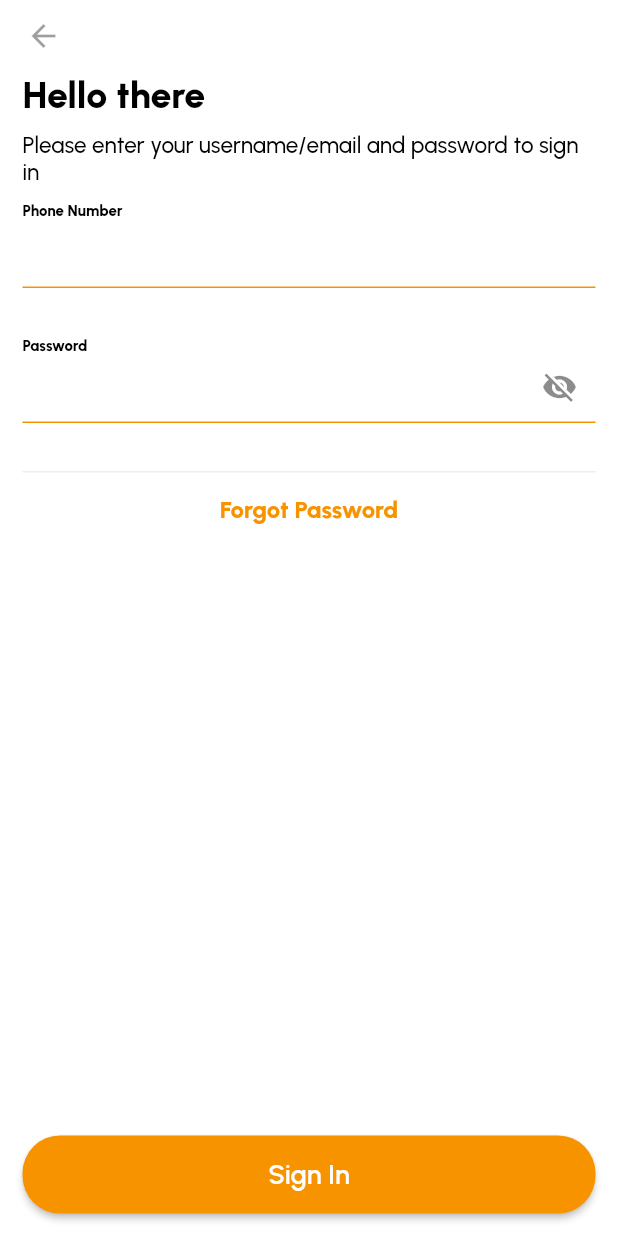
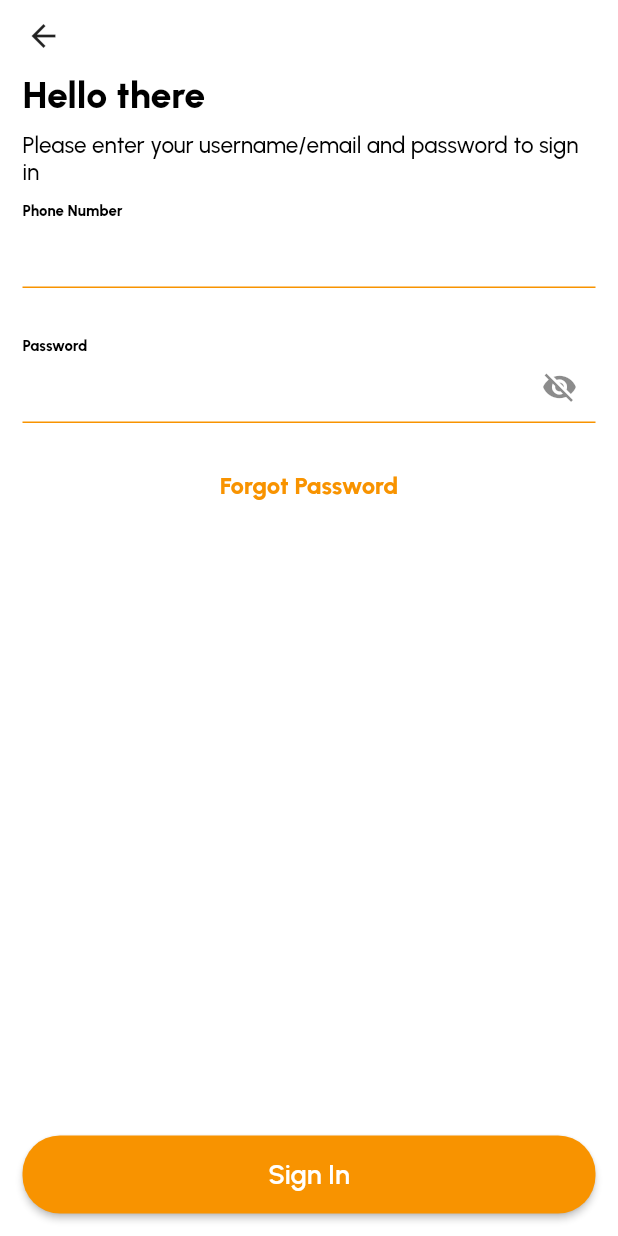
Before and after one commit to EProject04/BookManagement-Fe, a Flutter app: the screen it shows after launch, after a tap on "I Already Have an Account", on a phone screen of 412 x 824 dp. Run offline on Flutter 3.47's test engine with Material 2 defaults, Android fonts, the phone set to English and light mode, and no system bars; our stand-ins replace device_preview, equatable, get, get_storage, google_fonts, iconly and 1 more; network calls fail; key blocks and very long unbroken strings in the code were emptied for the run.

Commit message:
update new way app

```diff
--- a/lib/app/view/forget_password/forget_password_view.dart
+++ b/lib/app/view/forget_password/forget_password_view.dart
@@ -21,8 +21,10 @@ class ForgetPasswordPage extends StatelessWidget {
               Container(
                 margin: const EdgeInsets.fromLTRB(5, 0, 15, 0),
                 alignment: Alignment.bottomLeft,
-                child: const IconButton(
-                    onPressed: null, icon: Icon(Icons.arrow_back)),
+                child:  IconButton(
+                    onPressed: (){
+                      Get.back();
+                    }, icon: Icon(Icons.arrow_back)),
               ),
               Container(
                 margin: const EdgeInsets.fromLTRB(15, 0, 15, 0),
--- a/lib/app/view/login/login_view.dart
+++ b/lib/app/view/login/login_view.dart
@@ -1,4 +1,5 @@
 import 'package:flutter/material.dart';
+import 'package:frame/app/view/forget_password/forget_password_view.dart';
 import 'package:get/get.dart';
 import 'package:google_fonts/google_fonts.dart';
 
@@ -51,7 +52,11 @@ class LoginPage extends StatelessWidget {
               Container(
                 margin: const EdgeInsets.fromLTRB(5, 0, 15, 0),
                 alignment: Alignment.bottomLeft,
-                child: const IconButton(onPressed: null, icon: Icon(Icons.arrow_back)),
+                child:  IconButton(
+                    onPressed: (){
+                      Get.back();
+                    },
+                    icon: Icon(Icons.arrow_back)),
               ),
               Container(
                 margin: const EdgeInsets.fromLTRB(15, 0, 15, 0),
@@ -174,22 +179,27 @@ class LoginPage extends StatelessWidget {
                     ),
                   )
               ),
-              Container(
-                margin: const EdgeInsets.fromLTRB(15, 0, 15, 15),
-                decoration: const BoxDecoration(
-                    border: Border(
-                        bottom: BorderSide(
-                            color: Color.fromRGBO(238, 238, 238, 1)
-                        )
-                    )
-                ),
-              ),
-              const Text('Forgot Password', style: TextStyle(
-                  color: Color.fromRGBO(248, 147, 0, 1),
-                  fontSize: 16,
-                  fontWeight: FontWeight.w800,
-                  fontFamily: 'Urbanist'
+              // Container(
+              //   margin: const EdgeInsets.fromLTRB(15, 0, 15, 15),
+              //   decoration: const BoxDecoration(
+              //       border: Border(
+              //           bottom: BorderSide(
+              //               color: Color.fromRGBO(238, 238, 238, 1)
+              //           )
+              //       )
+              //   ),
+              // ),
+               InkWell(
+                 onTap: (){
+                   Get.to(ForgetPasswordPage());
+                 },
+                 child: Text('Forgot Password', style: TextStyle(
+                    color: Color.fromRGBO(248, 147, 0, 1),
+                    fontSize: 16,
+                    fontWeight: FontWeight.w800,
+                    fontFamily: 'Urbanist'
               ),),
+               ),
               Expanded(child: Container()),
               Row(
                 children: [
--- a/lib/app/view/wellcome/wellcome_view.dart
+++ b/lib/app/view/wellcome/wellcome_view.dart
@@ -13,7 +13,6 @@ class WellComeScreen extends StatelessWidget {
     return Scaffold(
       body: SafeArea(
         child: SingleChildScrollView(
-          reverse: true,
           child: Column(
             children: [
               Container(
--- a/lib/app/view/your_profile/your_profile_view.dart
+++ b/lib/app/view/your_profile/your_profile_view.dart
@@ -2,6 +2,7 @@
 import 'package:flutter/material.dart';
 import 'package:frame/app/view/create_new_account/create_new_account.dart';
 import 'package:frame/app/view/home/home_view.dart';
+import 'package:frame/main_wrapper.dart';
 import 'package:get/get.dart';
 import 'package:google_fonts/google_fonts.dart';
 
@@ -236,7 +237,7 @@ class _YourProfileState extends State<YourProfile>{
                         backgroundColor: MaterialStateProperty.all(Colors.orange)
                     ),
                     onPressed: () {
-                      Get.to(HomePage());
+                      Get.to(MainWrapper());
                     },
                     child: const Center(
                       child: Text('Continue',style: TextStyle(color: Colors.white,fontSize: 18),),
```
Also changed, not shown: lib/app/controller/login_controller.dart (+26 -0 lines), lib/app/data/providers/db_provider.dart (deleted).
